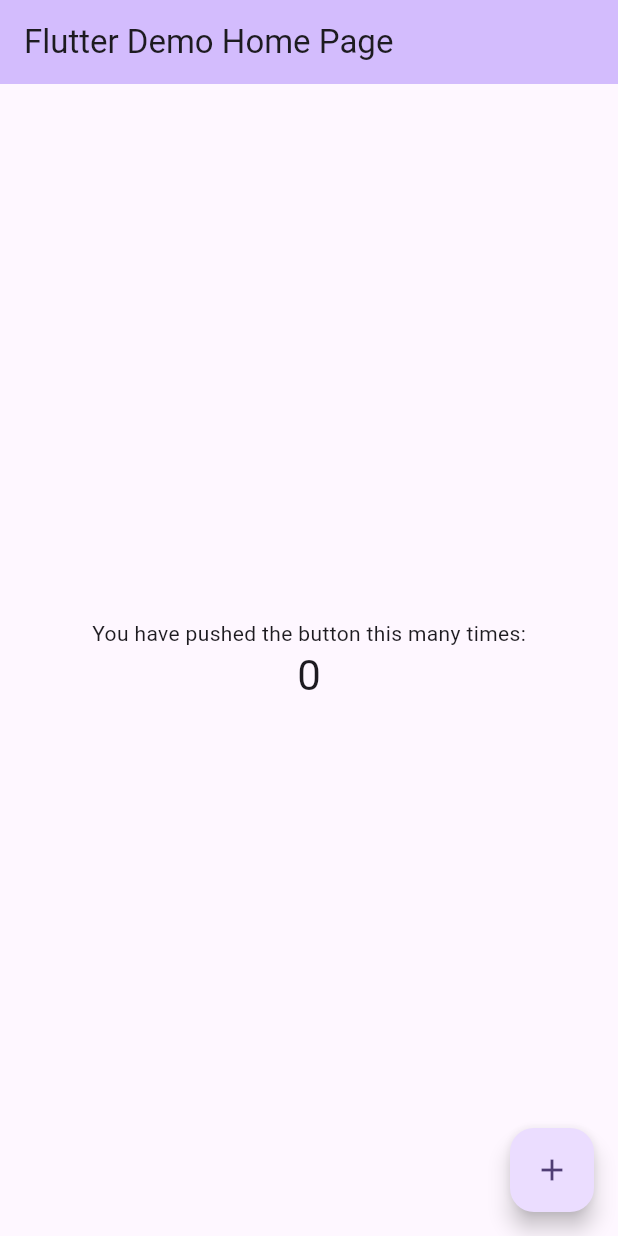
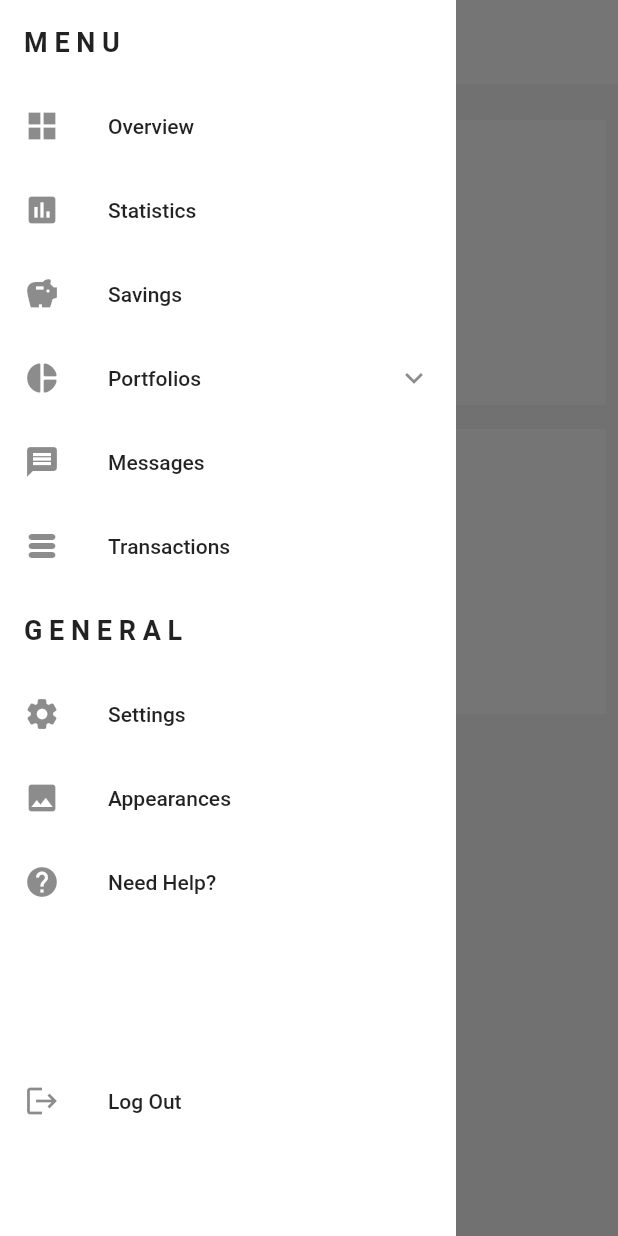
Before and after one commit to Redvey/Financial-Management-Dashboard-UI, a Flutter app: the screen it shows after launch, with the side drawer open (before the commit the screen has no drawer), on a phone screen of 412 x 824 dp. Run offline on Flutter 3.47's test engine with Material 2 defaults, Android fonts, the phone set to English and light mode, and no system bars.

Commit message:
#2 Finished the Drawer,made a wireframe for main contents. well error: Bottom renderflow error in tab,desktop view needs to be addressed.

```diff
--- /dev/null
+++ b/lib/consts/constants.dart
@@ -0,0 +1,94 @@
+import 'package:flutter/material.dart';
+import 'package:flutter_management_dashboard/consts/palette.dart';
+
+var myAppBar=AppBar(
+  elevation: 0,
+  backgroundColor: Palette.whiteCard,
+);
+var myDrawer = Drawer(
+  elevation: 0,
+  backgroundColor: Palette.whiteCard,
+  child: ListView(
+    padding: EdgeInsets.zero,
+    children: [
+      ListTile(
+        title: Text(
+          "M E N U",
+          style: TextStyle(
+            fontWeight: FontWeight.bold,
+            fontSize: 18,
+          ),
+        ),
+        contentPadding: EdgeInsets.symmetric(horizontal: 16),
+      ),
+      ListTile(
+        contentPadding: EdgeInsets.symmetric(horizontal: 16),
+        leading: Icon(Icons.window_sharp),
+        title: Text("Overview"),
+      ),
+      ListTile(
+        contentPadding: EdgeInsets.symmetric(horizontal: 16),
+        leading: Icon(Icons.insert_chart),
+        title: Text("Statistics"),
+      ),
+      ListTile(
+        contentPadding: EdgeInsets.symmetric(horizontal: 16),
+        leading: Icon(Icons.savings),
+        title: Text("Savings"),
+      ),
+      ListTile(
+        contentPadding: EdgeInsets.symmetric(horizontal: 16),
+        leading: Icon(Icons.pie_chart_rounded),
+        title: Text("Portfolios"),
+        trailing: Icon(Icons.keyboard_arrow_down_outlined),
+      ),
+      ListTile(
+        contentPadding: EdgeInsets.symmetric(horizontal: 16),
+        leading: Icon(Icons.message),
+        title: Text("Messages"),
+      ),
+      ListTile(
+        contentPadding: EdgeInsets.symmetric(horizontal: 16),
+        leading: Icon(Icons.table_rows_rounded),
+        title: Text("Transactions"),
+      ),
+      ListTile(
+        title: Text(
+          "G E N E R A L",
+          style: TextStyle(
+            fontWeight: FontWeight.bold,
+            fontSize: 18,
+          ),
+        ),
+        contentPadding: EdgeInsets.symmetric(horizontal: 16),
+      ),
+      ListTile(
+        contentPadding: EdgeInsets.symmetric(horizontal: 16),
+        leading: Icon(Icons.settings_rounded),
+        title: Text("Settings"),
+      ),
+      ListTile(
+        contentPadding: EdgeInsets.symmetric(horizontal: 16),
+        leading: Icon(Icons.photo),
+        title: Text("Appearances"),
+      ),
+      ListTile(
+        contentPadding: EdgeInsets.symmetric(horizontal: 16),
+        leading: Icon(Icons.help),
+        title: Text("Need Help?"),
+      ),
+      SizedBox(height: 90),
+      ListTile(
+        contentPadding: EdgeInsets.symmetric(horizontal: 16),
+        leading: Icon(Icons.logout),
+        title: Text("Log Out"),
+        onTap: () {
+          // Implement log out functionality here
+        },
+      ),
+    ],
+  ),
+);
+
+
+var myDefaultBackground=Palette.backgroundGrey;
--- /dev/null
+++ b/lib/consts/palette.dart
@@ -0,0 +1,8 @@
+import 'package:flutter/material.dart';
+
+class Palette {
+  static const Color backgroundGrey = Color.fromRGBO(246, 246, 248, 1);
+  static const Color whiteCard = Color.fromRGBO(255, 255, 255, 1);
+  static const Color blue = Color.fromRGBO(55, 124, 246, 1);
+  static const Color otherBlue = Color.fromRGBO(149, 224, 251, 1);
+}
--- a/lib/main.dart
+++ b/lib/main.dart
@@ -1,125 +1,26 @@
 import 'package:flutter/material.dart';
+import 'package:flutter_management_dashboard/responsive/desktop_scaffold.dart';
+import 'package:flutter_management_dashboard/responsive/mobile_scaffold.dart';
+import 'package:flutter_management_dashboard/responsive/responsive.dart';
+import 'package:flutter_management_dashboard/responsive/tab_scaffold.dart';
 
 void main() {
-  runApp(const MyApp());
+  runApp(const FinanceDashboard());
 }
 
-class MyApp extends StatelessWidget {
-  const MyApp({super.key});
+class FinanceDashboard extends StatelessWidget {
+  const FinanceDashboard({super.key});
 
   // This widget is the root of your application.
   @override
   Widget build(BuildContext context) {
-    return MaterialApp(
-      title: 'Flutter Demo',
-      theme: ThemeData(
-        // This is the theme of your application.
-        //
-        // TRY THIS: Try running your application with "flutter run". You'll see
-        // the application has a blue toolbar. Then, without quitting the app,
-        // try changing the seedColor in the colorScheme below to Colors.green
-        // and then invoke "hot reload" (save your changes or press the "hot
-        // reload" button in a Flutter-supported IDE, or press "r" if you used
-        // the command line to start the app).
-        //
-        // Notice that the counter didn't reset back to zero; the application
-        // state is not lost during the reload. To reset the state, use hot
-        // restart instead.
-        //
-        // This works for code too, not just values: Most code changes can be
-        // tested with just a hot reload.
-        colorScheme: ColorScheme.fromSeed(seedColor: Colors.deepPurple),
-        useMaterial3: true,
+    return const MaterialApp(
+      debugShowCheckedModeBanner: false,
+      home: ResponsiveLayout(
+          mobileScaffold: MobileScaffold(),
+          tabletScaffold: TabletScaffold(),
+          desktopScaffold: DesktopScaffold()
       ),
-      home: const MyHomePage(title: 'Flutter Demo Home Page'),
     );
   }
 }
-
-class MyHomePage extends StatefulWidget {
-  const MyHomePage({super.key, required this.title});
-
-  // This widget is the home page of your application. It is stateful, meaning
-  // that it has a State object (defined below) that contains fields that affect
-  // how it looks.
-
-  // This class is the configuration for the state. It holds the values (in this
-  // case the title) provided by the parent (in this case the App widget) and
-  // used by the build method of the State. Fields in a Widget subclass are
-  // always marked "final".
-
-  final String title;
-
-  @override
-  State<MyHomePage> createState() => _MyHomePageState();
-}
-
-class _MyHomePageState extends State<MyHomePage> {
-  int _counter = 0;
-
-  void _incrementCounter() {
-    setState(() {
-      // This call to setState tells the Flutter framework that something has
-      // changed in this State, which causes it to rerun the build method below
-      // so that the display can reflect the updated values. If we changed
-      // _counter without calling setState(), then the build method would not be
-      // called again, and so nothing would appear to happen.
-      _counter++;
-    });
-  }
-
-  @override
-  Widget build(BuildContext context) {
-    // This method is rerun every time setState is called, for instance as done
-    // by the _incrementCounter method above.
-    //
-    // The Flutter framework has been optimized to make rerunning build methods
-    // fast, so that you can just rebuild anything that needs updating rather
-    // than having to individually change instances of widgets.
-    return Scaffold(
-      appBar: AppBar(
-        // TRY THIS: Try changing the color here to a specific color (to
-        // Colors.amber, perhaps?) and trigger a hot reload to see the AppBar
-        // change color while the other colors stay the same.
-        backgroundColor: Theme.of(context).colorScheme.inversePrimary,
-        // Here we take the value from the MyHomePage object that was created by
-        // the App.build method, and use it to set our appbar title.
-        title: Text(widget.title),
-      ),
-      body: Center(
-        // Center is a layout widget. It takes a single child and positions it
-        // in the middle of the parent.
-        child: Column(
-          // Column is also a layout widget. It takes a list of children and
-          // arranges them vertically. By default, it sizes itself to fit its
-          // children horizontally, and tries to be as tall as its parent.
-          //
-          // Column has various properties to control how it sizes itself and
-          // how it positions its children. Here we use mainAxisAlignment to
-          // center the children vertically; the main axis here is the vertical
-          // axis because Columns are vertical (the cross axis would be
-          // horizontal).
-          //
-          // TRY THIS: Invoke "debug painting" (choose the "Toggle Debug Paint"
-          // action in the IDE, or press "p" in the console), to see the
-          // wireframe for each widget.
-          mainAxisAlignment: MainAxisAlignment.center,
-          children: <Widget>[
-            const Text(
-              'You have pushed the button this many times:',
-            ),
-            Text(
-              '$_counter',
-              style: Theme.of(context).textTheme.headlineMedium,
-            ),
-          ],
-        ),
-      ),
-      floatingActionButton: FloatingActionButton(
-        onPressed: _incrementCounter,
-        tooltip: 'Increment',
-        child: const Icon(Icons.add),
-      ), // This trailing comma makes auto-formatting nicer for build methods.
-    );
-  }
-}
--- /dev/null
+++ b/lib/responsive/desktop_scaffold.dart
@@ -0,0 +1,50 @@
+import 'package:flutter/material.dart';
+import 'package:flutter_management_dashboard/consts/constants.dart';
+import 'package:flutter_management_dashboard/util/my_box.dart';
+
+class DesktopScaffold extends StatefulWidget {
+  const DesktopScaffold({super.key});
+
+  @override
+  State<DesktopScaffold> createState() => _DesktopScaffoldState();
+}
+
+class _DesktopScaffoldState extends State<DesktopScaffold> {
+  @override
+  Widget build(BuildContext context) {
+    return  Scaffold(
+        appBar: myAppBar,
+        backgroundColor: myDefaultBackground,
+      body: Row(
+        children: [
+          //open drawer
+          myDrawer,
+          Expanded(
+            child: Column(crossAxisAlignment: CrossAxisAlignment.start,
+              children: [
+                //overview text
+                Text("Overview"),
+                //4 boxes
+                AspectRatio(
+                  aspectRatio: 1,
+                  child: SizedBox(
+                    width: double.infinity,
+                    child: GridView.builder(
+                        itemCount: 4,
+                        gridDelegate: SliverGridDelegateWithFixedCrossAxisCount(
+                          crossAxisCount: 4,
+                        ), itemBuilder: (context,index){
+                      return  MyBox();
+                    }),
+                  ),
+                )
+                //stats & savings (2boxes)
+                //Latest Transactions box
+              ],
+            ),
+          )
+        ],
+      ),
+    );
+  }
+}
--- /dev/null
+++ b/lib/responsive/mobile_scaffold.dart
@@ -0,0 +1,43 @@
+import 'package:flutter/material.dart';
+import 'package:flutter_management_dashboard/consts/constants.dart';
+import 'package:flutter_management_dashboard/util/my_box.dart';
+
+class MobileScaffold extends StatefulWidget {
+  const MobileScaffold({super.key});
+
+  @override
+  State<MobileScaffold> createState() => _MobileScaffoldState();
+}
+
+class _MobileScaffoldState extends State<MobileScaffold> {
+  @override
+  Widget build(BuildContext context) {
+    return  Scaffold(
+      appBar: myAppBar,
+      drawer: myDrawer,
+      backgroundColor: myDefaultBackground,
+      body: Column(
+        children: [
+        //overview text
+        Text("Overview"),
+        //4 boxes
+          AspectRatio(
+            aspectRatio: 1,
+            child: SizedBox(
+              width: double.infinity,
+              child: GridView.builder(
+                  itemCount: 4,
+                  gridDelegate: SliverGridDelegateWithFixedCrossAxisCount(
+                crossAxisCount: 2,
+              ), itemBuilder: (context,index){
+                return  MyBox();
+              }),
+            ),
+          )
+          //stats & savings (2boxes)
+          //Latest Transactions box
+        ],
+      ),
+    );
+  }
+}
--- /dev/null
+++ b/lib/responsive/responsive.dart
@@ -0,0 +1,28 @@
+import 'package:flutter/material.dart';
+
+class ResponsiveLayout extends StatelessWidget {
+  final Widget mobileScaffold;
+  final Widget tabletScaffold;
+  final Widget desktopScaffold;
+
+  const ResponsiveLayout({super.key,
+    required this.mobileScaffold,
+    required this.tabletScaffold,
+    required this.desktopScaffold,
+  });
+
+  @override
+  Widget build(BuildContext context) {
+    return LayoutBuilder(
+      builder: (context, constraints) {
+        if (constraints.maxWidth < 500) {
+          return mobileScaffold;
+        } else if (constraints.maxWidth < 1100) {
+          return tabletScaffold;
+        } else {
+          return desktopScaffold;
+        }
+      },
+    );
+  }
+}
--- /dev/null
+++ b/lib/responsive/tab_scaffold.dart
@@ -0,0 +1,43 @@
+import 'package:flutter/material.dart';
+import 'package:flutter_management_dashboard/consts/constants.dart';
+import 'package:flutter_management_dashboard/util/my_box.dart';
+
+class TabletScaffold extends StatefulWidget {
+  const TabletScaffold({super.key});
+
+  @override
+  State<TabletScaffold> createState() => _TabletScaffoldState();
+}
+
+class _TabletScaffoldState extends State<TabletScaffold> {
+  @override
+  Widget build(BuildContext context) {
+    return  Scaffold(
+        appBar: myAppBar,
+        drawer: myDrawer,
+        backgroundColor: myDefaultBackground,
+      body: Column(
+        children: [
+          //overview text
+          Text("Overview"),
+          //4 boxes
+          AspectRatio(
+            aspectRatio: 1,
+            child: SizedBox(
+              width: double.infinity,
+              child: GridView.builder(
+                itemCount: 4,
+                  gridDelegate: SliverGridDelegateWithFixedCrossAxisCount(
+                crossAxisCount: 4,
+              ), itemBuilder: (context,index){
+                return  MyBox();
+              }),
+            ),
+          )
+          //stats & savings (2boxes)
+          //Latest Transactions box
+        ],
+      ),
+    );
+  }
+}
--- /dev/null
+++ b/lib/util/my_box.dart
@@ -0,0 +1,16 @@
+import 'package:flutter/material.dart';
+import 'package:flutter_management_dashboard/consts/palette.dart';
+
+class MyBox extends StatelessWidget {
+  const MyBox({super.key});
+
+  @override
+  Widget build(BuildContext context) {
+    return Padding(
+      padding: const EdgeInsets.all(8.0),
+      child: Container(
+        color: Palette.whiteCard,
+      ),
+    );
+  }
+}
```
Also changed, not shown: 1 other file.
